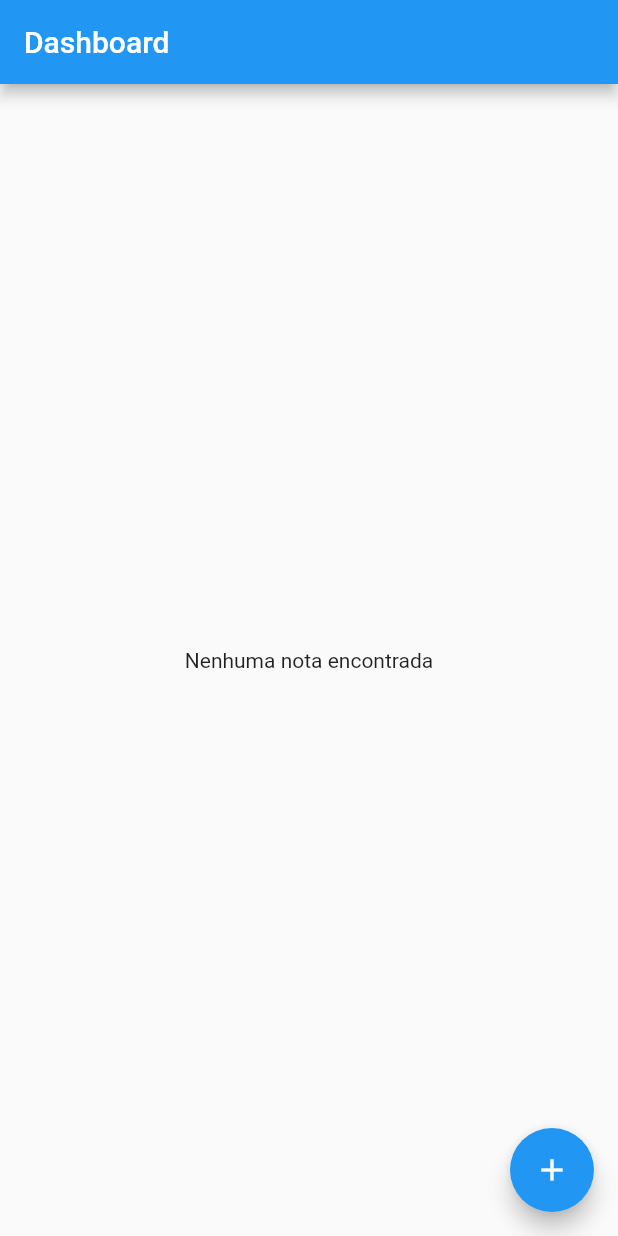
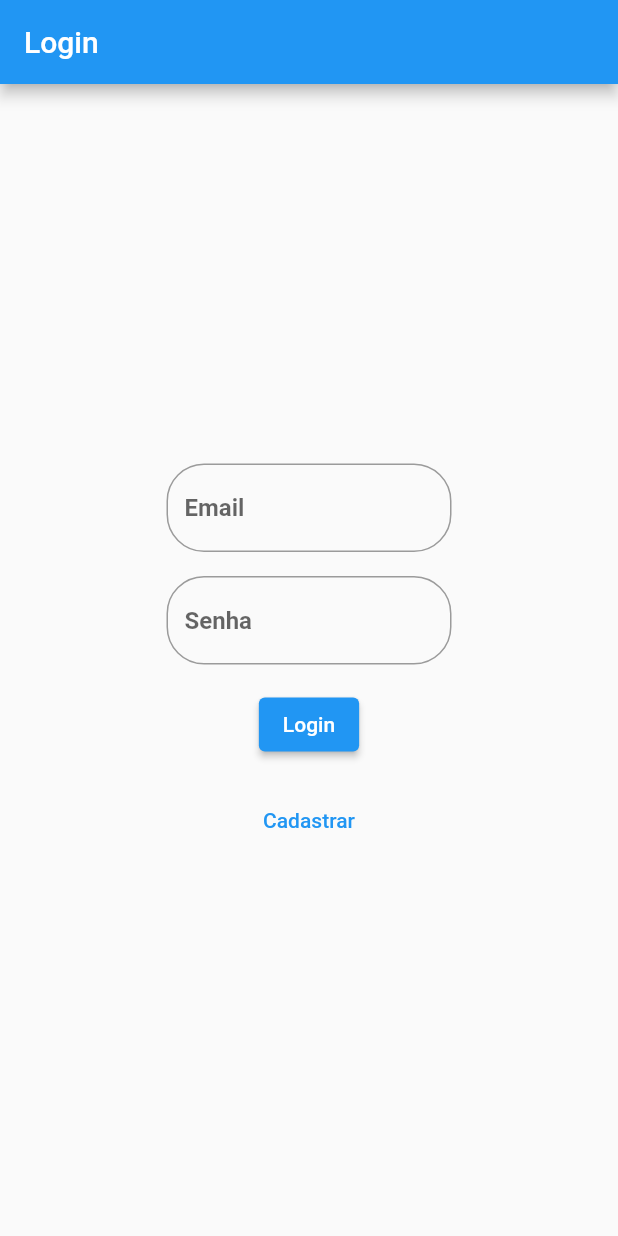
Before and after one commit to Bifi92/flutter_hub_ideias, a Flutter app: the screen it shows after launch, on a phone screen of 412 x 824 dp. Run offline on Flutter 3.47's test engine with Material 2 defaults, Android fonts, the phone set to English and light mode, and no system bars; our stand-ins replace cloud_firestore, firebase_auth, firebase_core; accounts and stored records are empty.

Commit message:
Login por email

```diff
--- a/lib/app.dart
+++ b/lib/app.dart
@@ -1,5 +1,5 @@
 import 'package:flutter/material.dart';
-import 'package:flutter_hub_ideias/constants/constants.dart';
+import 'package:flutter_hub_ideias/utils/constants/constants.dart';
 import 'package:flutter_hub_ideias/routes/route.dart';
 
 class MyApp extends StatelessWidget {
@@ -13,7 +13,7 @@ class MyApp extends StatelessWidget {
       theme: ThemeData(
         primarySwatch: Colors.blue,
       ),
-      initialRoute: R_DASHBOARD,
+      initialRoute: R_LOGIN,
       routes: rotes,
     );
   }
--- a/lib/constants/constants.dart
+++ /dev/null
@@ -1,26 +0,0 @@
-// Collections
-const String C_NOTAS = 'Notas';
-
-// Fields
-const String F_NOTA_TITULO = 'Titulo';
-const String F_NOTA_CONTEUDO = 'Conteudo';
-const String F_NOTA_ID = 'id';
-
-// Labels
-const String L_VAZIO = "";
-const String L_DASHBOARD = 'Dashboard';
-const String L_NENHUMA_NOTA_ENCONTRADA = "Nenhuma nota encontrada";
-const String L_EDITAR = 'Editar';
-const String L_CRIAR = 'Criar';
-const String L_NOTA = 'Nota';
-const String L_SALVAR = 'Salvar';
-const String L_DELETAR = 'Deletar';
-const String L_TITULO = "Título";
-const String L_CAMPO_OBRIGATORIO = "Campo obrigatório";
-const String L_CONTEUDO = "Conteúdo";
-const String L_HUB_DE_IDEIAS = 'Hub de ideias';
-
-// Routes
-const String R_DASHBOARD = "/";
-const String R_EDIT_NOTE = "/edit-note";
-const String R_CREATE_NOTE = "/create-note";
--- a/lib/dao/dao.dart
+++ b/lib/dao/dao.dart
@@ -1,4 +1,4 @@
-import 'package:flutter_hub_ideias/constants/constants.dart';
+import 'package:flutter_hub_ideias/utils/constants/constants.dart';
 import 'package:flutter_hub_ideias/models/note.dart';
 import 'package:cloud_firestore/cloud_firestore.dart';
 
--- a/lib/models/note.dart
+++ b/lib/models/note.dart
@@ -1,5 +1,5 @@
 import 'package:cloud_firestore/cloud_firestore.dart';
-import 'package:flutter_hub_ideias/constants/constants.dart';
+import 'package:flutter_hub_ideias/utils/constants/constants.dart';
 
 class NoteModel {
   late String id;
--- a/lib/routes/route.dart
+++ b/lib/routes/route.dart
@@ -1,10 +1,14 @@
 import 'package:flutter/cupertino.dart';
-import 'package:flutter_hub_ideias/constants/constants.dart';
+import 'package:flutter_hub_ideias/utils/constants/constants.dart';
 import 'package:flutter_hub_ideias/screens/dashboard.dart';
+import 'package:flutter_hub_ideias/screens/login.dart';
 import 'package:flutter_hub_ideias/screens/note.dart';
+import 'package:flutter_hub_ideias/screens/signin.dart';
 
 Map<String, WidgetBuilder> rotes = {
   R_DASHBOARD: (context) => const DashboardScreen(),
   R_EDIT_NOTE: (context) => const NoteScreen(acao: L_EDITAR),
-  R_CREATE_NOTE: (context) => const NoteScreen(acao: L_CRIAR)
+  R_CREATE_NOTE: (context) => const NoteScreen(acao: L_CRIAR),
+  R_LOGIN: (context) => const LogInScreen(),
+  R_SIGNIN: (context) => const SignInScreen(),
 };
--- /dev/null
+++ b/lib/screens/login.dart
@@ -0,0 +1,120 @@
+import 'package:firebase_auth/firebase_auth.dart';
+import 'package:flutter/material.dart';
+import 'package:flutter_hub_ideias/utils/constants/constants.dart';
+import 'package:flutter_hub_ideias/utils/widgets/snack_bar.dart';
+
+class LogInScreen extends StatelessWidget {
+  const LogInScreen({super.key});
+
+  @override
+  Widget build(BuildContext context) {
+    final TextEditingController emailTextFormFieldController =
+        TextEditingController();
+
+    final TextEditingController senhaTextFormFieldController =
+        TextEditingController();
+
+    final formKey = GlobalKey<FormState>();
+
+    login(BuildContext context) async {
+      formKey.currentState?.validate();
+      String email = emailTextFormFieldController.text;
+      String senha = senhaTextFormFieldController.text;
+
+      try {
+        await FirebaseAuth.instance
+            .signInWithEmailAndPassword(email: email, password: senha)
+            .then((value) {
+          debugPrint(value.user?.uid);
+          Navigator.pushNamedAndRemoveUntil(
+              context, R_DASHBOARD, (route) => false);
+        });
+      } on FirebaseAuthException catch (e) {
+        if (e.code == E_USER_NOT_FOUND) {
+          showSnackBar(context, EM_USER_NOT_FOUND);
+        } else if (e.code == E_WRONG_PASSWORD) {
+          showSnackBar(context, EM_WRONG_PASSWORD);
+        }
+      }
+    }
+
+    return Scaffold(
+      appBar: AppBar(
+        title: const Text(L_LOGIN),
+      ),
+      body: Center(
+        child: SingleChildScrollView(
+          child: SizedBox(
+            width: MediaQuery.of(context).size.width * 0.50,
+            child: Form(
+              key: formKey,
+              child: Column(
+                children: [
+                  Padding(
+                    padding: const EdgeInsets.all(8.0),
+                    child: TextFormField(
+                      controller: emailTextFormFieldController,
+                      decoration: const InputDecoration(
+                        hintText: L_EMAIL,
+                        border: OutlineInputBorder(
+                          borderRadius: BorderRadius.all(
+                            Radius.circular(25.0),
+                          ),
+                        ),
+                      ),
+                      style: const TextStyle(fontWeight: FontWeight.bold),
+                      validator: (value) {
+                        if (value!.isEmpty) {
+                          return L_CAMPO_OBRIGATORIO;
+                        }
+                      },
+                    ),
+                  ),
+                  Padding(
+                    padding: const EdgeInsets.all(8.0),
+                    child: TextFormField(
+                      controller: senhaTextFormFieldController,
+                      obscureText: true,
+                      decoration: const InputDecoration(
+                        hintText: L_SENHA,
+                        border: OutlineInputBorder(
+                          borderRadius: BorderRadius.all(
+                            Radius.circular(25.0),
+                          ),
+                        ),
+                      ),
+                      style: const TextStyle(fontWeight: FontWeight.bold),
+                      validator: (value) {
+                        if (value!.isEmpty) {
+                          return L_CAMPO_OBRIGATORIO;
+                        }
+                      },
+                    ),
+                  ),
+                  Padding(
+                    padding: const EdgeInsets.all(8.0),
+                    child: ElevatedButton(
+                      onPressed: () {
+                        login(context);
+                      },
+                      child: const Text(L_LOGIN),
+                    ),
+                  ),
+                  Padding(
+                    padding: const EdgeInsets.all(8.0),
+                    child: TextButton(
+                      onPressed: () {
+                        Navigator.pushNamed(context, R_SIGNIN);
+                      },
+                      child: const Text(L_CADASTRAR),
+                    ),
+                  )
+                ],
+              ),
+            ),
+          ),
+        ),
+      ),
+    );
+  }
+}
--- a/lib/screens/note.dart
+++ b/lib/screens/note.dart
@@ -1,5 +1,5 @@
 import 'package:flutter/material.dart';
-import 'package:flutter_hub_ideias/constants/constants.dart';
+import 'package:flutter_hub_ideias/utils/constants/constants.dart';
 import 'package:flutter_hub_ideias/dao/dao.dart';
 import 'package:flutter_hub_ideias/models/note.dart';
 
--- /dev/null
+++ b/lib/utils/constants/constants.dart
@@ -0,0 +1,44 @@
+// Collections
+const String C_NOTAS = 'Notas';
+
+// Fields
+const String F_NOTA_TITULO = 'Titulo';
+const String F_NOTA_CONTEUDO = 'Conteudo';
+const String F_NOTA_ID = 'id';
+
+// Labels
+const String L_VAZIO = "";
+const String L_DASHBOARD = 'Dashboard';
+const String L_NENHUMA_NOTA_ENCONTRADA = "Nenhuma nota encontrada";
+const String L_EDITAR = 'Editar';
+const String L_CRIAR = 'Criar';
+const String L_NOTA = 'Nota';
+const String L_SALVAR = 'Salvar';
+const String L_DELETAR = 'Deletar';
+const String L_TITULO = "Título";
+const String L_CAMPO_OBRIGATORIO = "Campo obrigatório";
+const String L_CONTEUDO = "Conteúdo";
+const String L_HUB_DE_IDEIAS = 'Hub de ideias';
+const String L_LOGIN = "Login";
+const String L_EMAIL = "Email";
+const String L_SENHA = "Senha";
+const String L_CADASTRAR = "Cadastrar";
+const String L_CADASTRO = "Cadastro";
+
+// Routes
+const String R_DASHBOARD = "/dashboard";
+const String R_EDIT_NOTE = "/edit-note";
+const String R_CREATE_NOTE = "/create-note";
+const String R_LOGIN = "/";
+const String R_SIGNIN = "/signin";
+
+// Firebase Auth Error
+const String E_WEAK_PASSWORD = 'weak-password';
+const String EM_WEAK_PASSWORD =
+    'Tente uma senha mais segura (use simbolos, numeros e letras maiusculas e minusculas).';
+const String E_EMAIL_ALREADY_IN_USE = 'email-already-in-use';
+const String EM_EMAIL_ALREADY_IN_USE = 'Email já utilizado.';
+const String E_USER_NOT_FOUND = 'user-not-found';
+const String EM_USER_NOT_FOUND = 'Usuario não encontrado.';
+const String E_WRONG_PASSWORD = 'wrong-password';
+const String EM_WRONG_PASSWORD = 'Senha invalida.';
--- a/lib/widgets/card.dart
+++ b/lib/utils/widgets/card.dart
@@ -1,5 +1,5 @@
 import 'package:flutter/material.dart';
-import 'package:flutter_hub_ideias/constants/constants.dart';
+import 'package:flutter_hub_ideias/utils/constants/constants.dart';
 import 'package:flutter_hub_ideias/models/note.dart';
 
 class CardWidget extends StatelessWidget {
--- a/pubspec.yaml
+++ b/pubspec.yaml
@@ -38,6 +38,7 @@ dependencies:
   cupertino_icons: ^1.0.2
   cloud_firestore: ^4.1.0
   firebase_core: ^2.3.0
+  firebase_auth: ^4.2.0
 
 dev_dependencies:
   flutter_test:
```
Also changed, not shown: lib/screens/dashboard.dart (+16 -2 lines), lib/screens/signin.dart (added, +111 -0 lines), lib/utils/widgets/snack_bar.dart (added, +9 -0 lines), pubspec.lock, 1 other file.
